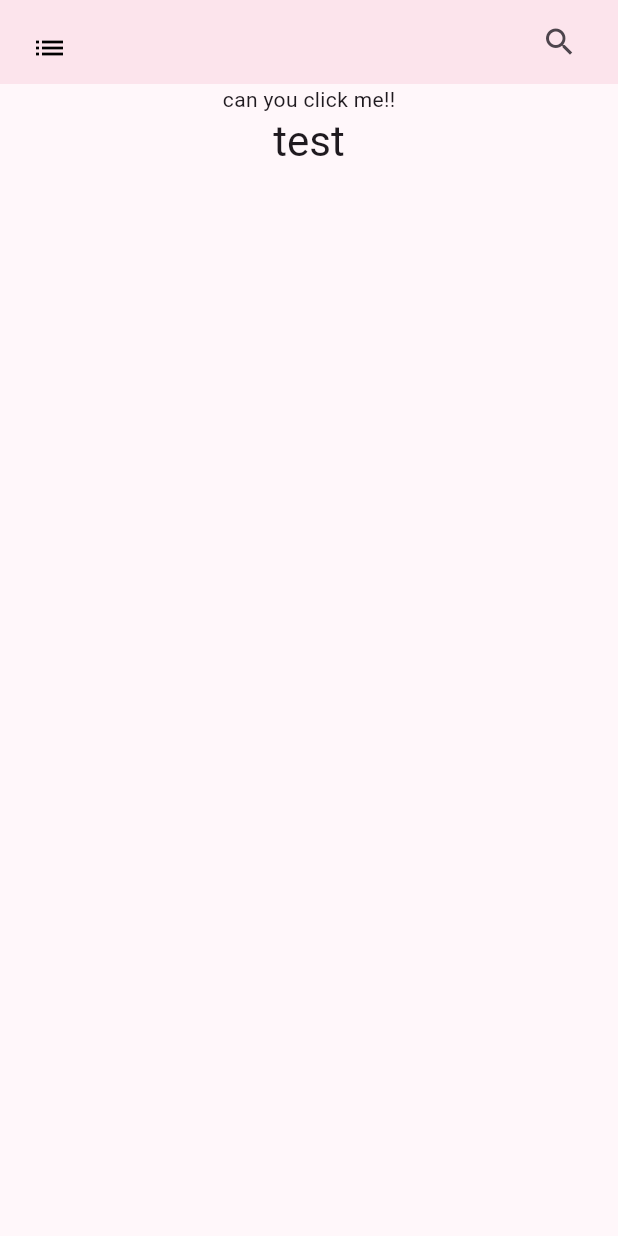
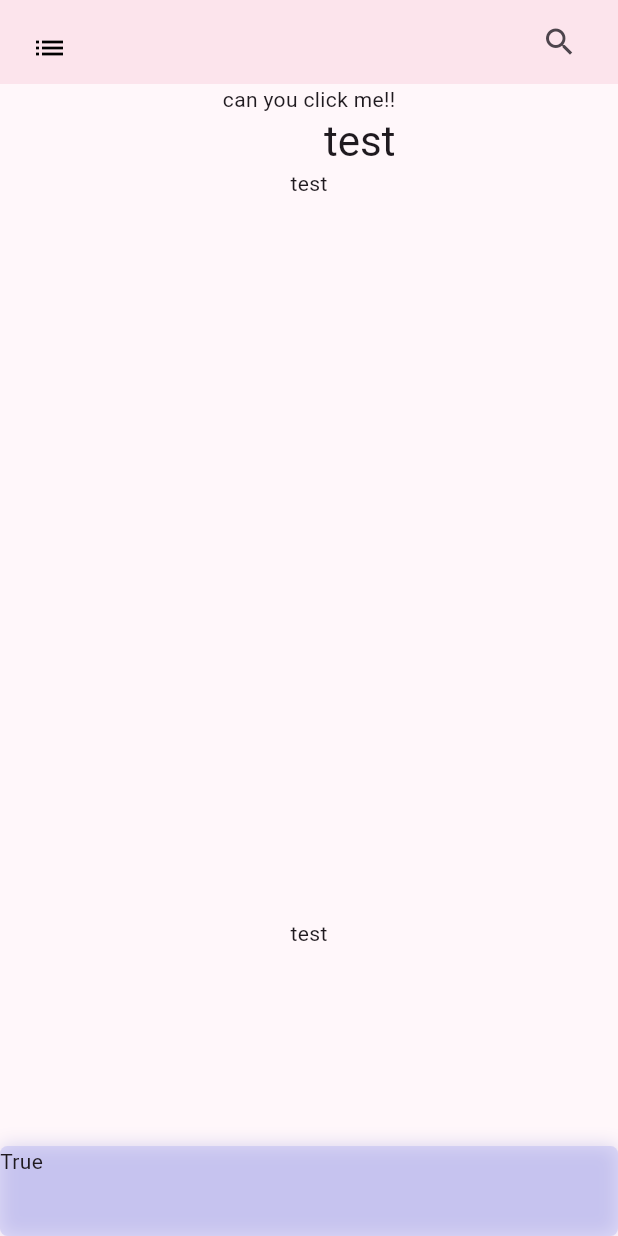
Before and after one commit to richuff/RcTool, a Flutter app: the screen it shows after launch, on a phone screen of 412 x 824 dp. Run offline on Flutter 3.47's test engine with Material 3 defaults, Android fonts, the phone set to English and light mode, and no system bars; our stand-ins replace audioplayers, get.

Commit message:
chore:fit the screen

```diff
--- a/lib/components/MusicCard.dart
+++ b/lib/components/MusicCard.dart
@@ -15,11 +15,11 @@ class _MusicCard extends State<MusicCard>{
   @override
   Widget build(BuildContext context) {
 
-    AudioCache audioCache = AudioCache();
-    audioCache.load('Winged_Step.mp3');
-    return Center(
-      child: Column(
-        mainAxisAlignment: MainAxisAlignment.center,
+    //AudioCache audioCache = AudioCache();
+    //audioCache.load('Winged_Step.mp3');
+    return Column(
+        mainAxisAlignment: MainAxisAlignment.end,
+        crossAxisAlignment: CrossAxisAlignment.end,
         children: [
           const Text(
             'can you click me!!',
@@ -29,7 +29,6 @@ class _MusicCard extends State<MusicCard>{
             style: Theme.of(context).textTheme.headlineMedium,
           ),
         ],
-      ),
-    );
+      );
   }
 }
--- a/lib/components/MusicPlayer.dart
+++ b/lib/components/MusicPlayer.dart
@@ -2,21 +2,58 @@ import 'package:audioplayers/audioplayers.dart';
 import 'package:flutter/cupertino.dart';
 import 'package:flutter/material.dart';
 
-class MusicPlayer extends StatefulWidget{
-
+class MusicPlayer extends StatefulWidget {
   const MusicPlayer({super.key});
 
   @override
   State<MusicPlayer> createState() => _MusicCard();
 }
 
-class _MusicCard extends State<MusicPlayer>{
-
+class _MusicCard extends State<MusicPlayer> {
   @override
   Widget build(BuildContext context) {
-
-    return Center(
-      child: Container(color: Colors.red,),
+    return Expanded(
+          child: Column(
+            children:[
+              const Flexible(child: SingleChildScrollView(
+                child: Column(
+                  mainAxisSize: MainAxisSize.min,
+                  children: [
+                    SizedBox(child: Text("test"),height: 500,),
+                    SizedBox(child: Text("test"),height: 500,),
+                    SizedBox(child: Text("test"),height: 500,),
+                    SizedBox(child: Text("test"),height: 500,),
+                    Text("data")
+                  ],
+                ),
+              )
+              ),
+              Stack(
+                children: [
+                  Container(
+                    margin: EdgeInsets.only(top: 50),
+                    width: double.infinity,
+                    height: 60,
+                    alignment: Alignment.center,
+                    decoration: BoxDecoration(
+                      borderRadius: BorderRadius.circular(5),
+                      color: const Color.fromARGB(100, 175, 175, 241),
+                      boxShadow: const [
+                        BoxShadow(
+                          color: Color.fromARGB(100, 147, 147, 216),
+                          blurRadius: 10.0,
+                        )
+                      ],
+                    ),
+                    child: ListView(
+                      children: const [
+                        Text("True")
+                      ],
+                    ),
+                  ),
+                ],
+              ),
+          ])
     );
   }
 }
--- a/lib/main.dart
+++ b/lib/main.dart
@@ -1,4 +1,5 @@
 import 'package:flutter/material.dart';
+import 'package:get/get_navigation/src/root/get_material_app.dart';
 import 'package:rctool/components/MusicCard.dart';
 import 'package:rctool/components/MusicPlayer.dart';
 
@@ -11,7 +12,7 @@ class MyApp extends StatelessWidget {
 
   @override
   Widget build(BuildContext context) {
-    return MaterialApp(
+    return GetMaterialApp(
       title: 'RcTool',
       debugShowCheckedModeBanner: false,
       theme: ThemeData(
```
